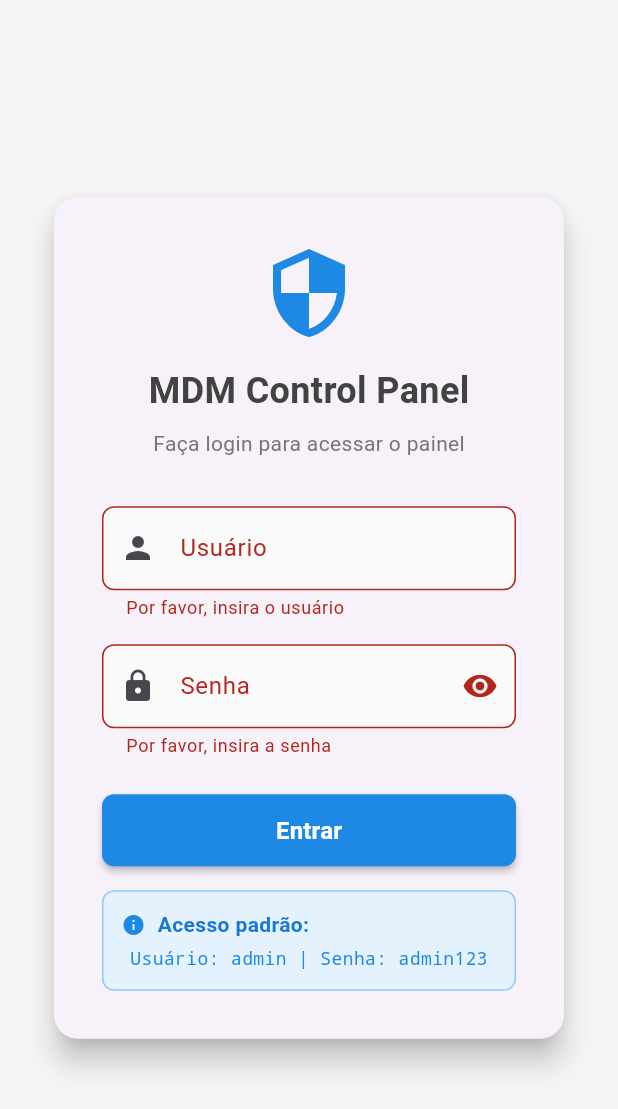
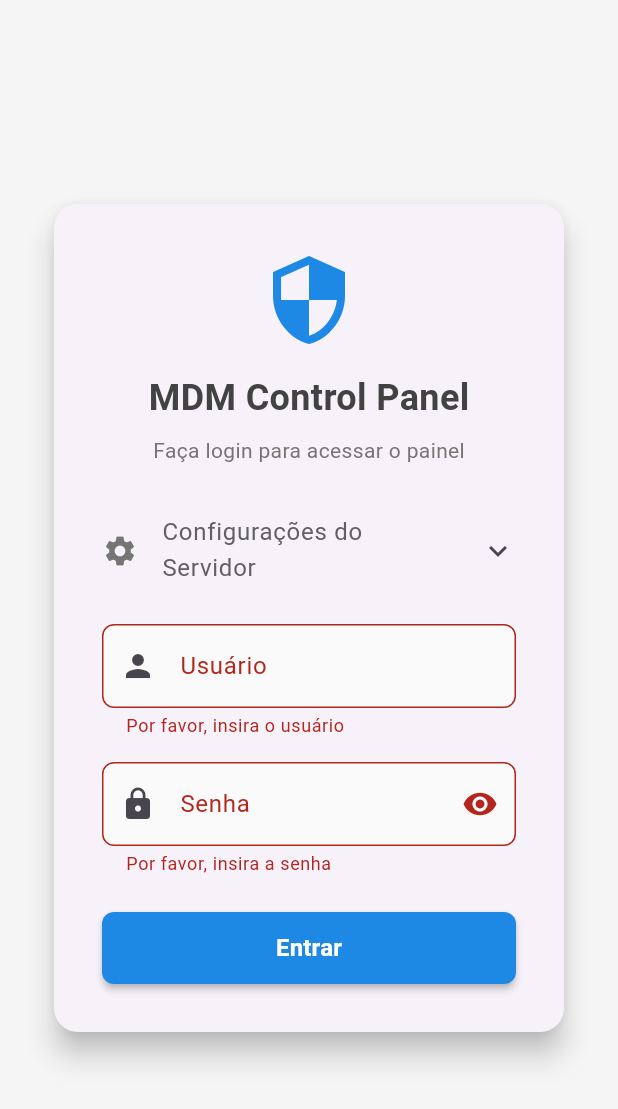
Before and after one commit to AlexandreCalmonJr/painel_windowns_mobile, a Flutter app: the screen it shows after launch, after a tap on "Entrar", on a phone screen of 412 x 824 dp. Shown: the top 1109 px of the screen. Run offline on Flutter 3.47's test engine with Material 3 defaults, Android fonts, the phone set to English and light mode, and no system bars; our stand-ins replace elegant_notification, file_picker, fl_chart, shared_preferences; missing offline and left inert: excel.

Commit message:
ajsute tela de login

```diff
--- a/lib/login_screen.dart
+++ b/lib/login_screen.dart
@@ -1,8 +1,10 @@
+import 'dart:convert';
+
 import 'package:flutter/material.dart';
 import 'package:http/http.dart' as http;
-import 'dart:convert';
 import 'package:shared_preferences/shared_preferences.dart';
-import 'dashboard_screen.dart';
+
+import 'dashboard_screen.dart'; // Certifique-se de que este import está correto
 
 class LoginScreen extends StatefulWidget {
   const LoginScreen({super.key});
@@ -13,27 +15,73 @@ class LoginScreen extends StatefulWidget {
 
 class _LoginScreenState extends State<LoginScreen> {
   final _formKey = GlobalKey<FormState>();
+
+  // Controladores para os campos do formulário
   final _usernameController = TextEditingController();
   final _passwordController = TextEditingController();
+  final _serverIpController = TextEditingController();
+  final _apiTokenController = TextEditingController();
+
+  // Variáveis de estado da UI
   bool _isLoading = false;
   bool _obscurePassword = true;
   String? _errorMessage;
 
-  // URL do servidor - ajuste conforme necessário
-  static const String baseUrl = 'http://localhost:3000';
-
   @override
   void initState() {
     super.initState();
+    // Carrega as configurações do servidor e verifica se já existe um token de login
+    _loadServerConfig();
     _checkExistingToken();
   }
 
+  /// Carrega o IP do servidor e o token da API salvos localmente.
+  Future<void> _loadServerConfig() async {
+    final prefs = await SharedPreferences.getInstance();
+    setState(() {
+      // Define um valor padrão caso não encontre nada salvo
+      _serverIpController.text = prefs.getString('server_ip') ?? 'http://192.168.0.100:3000';
+      _apiTokenController.text = prefs.getString('api_token') ?? '';
+    });
+  }
+
+  /// Salva as configurações do servidor no armazenamento local.
+  Future<void> _saveServerConfig() async {
+    final prefs = await SharedPreferences.getInstance();
+    await prefs.setString('server_ip', _serverIpController.text.trim());
+    await prefs.setString('api_token', _apiTokenController.text.trim());
+
+    if (mounted) {
+      ScaffoldMessenger.of(context).showSnackBar(
+        const SnackBar(
+          content: Text('Configurações do servidor salvas com sucesso!'),
+          backgroundColor: Colors.green,
+        ),
+      );
+    }
+  }
+
+  /// Constrói os cabeçalhos padrão para as requisições HTTP.
+  Map<String, String> _getHeaders({String? bearerToken}) {
+    final headers = {
+      'Content-Type': 'application/json',
+      // Adiciona o token da API (se existir)
+      if (_apiTokenController.text.isNotEmpty)
+        'X-API-Token': _apiTokenController.text.trim(),
+    };
+    // Adiciona o token de autenticação do usuário (se existir)
+    if (bearerToken != null) {
+      headers['Authorization'] = 'Bearer $bearerToken';
+    }
+    return headers;
+  }
+
+  /// Verifica se um token de login salvo ainda é válido no servidor.
   Future<void> _checkExistingToken() async {
     final prefs = await SharedPreferences.getInstance();
     final token = prefs.getString('auth_token');
 
     if (token != null) {
-      // Verificar se o token ainda é válido
       final isValid = await _verifyToken(token);
       if (isValid && mounted) {
         Navigator.of(context).pushReplacement(
@@ -43,22 +91,24 @@ class _LoginScreenState extends State<LoginScreen> {
     }
   }
 
+  /// Faz a chamada à API para verificar a validade de um token.
   Future<bool> _verifyToken(String token) async {
+    // Garante que o IP do servidor não esteja vazio
+    if (_serverIpController.text.trim().isEmpty) return false;
+
     try {
       final response = await http.get(
-        Uri.parse('$baseUrl/api/auth/verify'),
-        headers: {
-          'Authorization': 'Bearer $token',
-          'Content-Type': 'application/json',
-        },
+        Uri.parse('${_serverIpController.text.trim()}/api/auth/verify'),
+        headers: _getHeaders(bearerToken: token),
       );
-
       return response.statusCode == 200;
     } catch (e) {
+      // Em caso de erro de conexão, o token é considerado inválido
       return false;
     }
   }
 
+  /// Executa o processo de login.
   Future<void> _login() async {
     if (!_formKey.currentState!.validate()) {
       return;
@@ -70,11 +120,14 @@ class _LoginScreenState extends State<LoginScreen> {
     });
 
     try {
+      final baseUrl = _serverIpController.text.trim();
+      if (baseUrl.isEmpty) {
+        throw Exception("O IP do servidor não pode estar vazio.");
+      }
+
       final response = await http.post(
         Uri.parse('$baseUrl/api/auth/login'),
-        headers: {
-          'Content-Type': 'application/json',
-        },
+        headers: _getHeaders(),
         body: jsonEncode({
           'username': _usernameController.text.trim(),
           'password': _passwordController.text,
@@ -84,7 +137,7 @@ class _LoginScreenState extends State<LoginScreen> {
       final responseData = jsonDecode(response.body);
 
       if (response.statusCode == 200 && responseData['success'] == true) {
-        // Salvar token e dados do usuário
+        // Salva o token de autenticação e os dados do usuário
         final prefs = await SharedPreferences.getInstance();
         await prefs.setString('auth_token', responseData['token']);
         await prefs.setString('user_data', jsonEncode(responseData['user']));
@@ -101,7 +154,7 @@ class _LoginScreenState extends State<LoginScreen> {
       }
     } catch (e) {
       setState(() {
-        _errorMessage = 'Erro de conexão. Verifique se o servidor está rodando.';
+        _errorMessage = 'Erro de conexão. Verifique o IP do servidor e sua conexão.';
       });
     } finally {
       setState(() {
@@ -131,12 +184,8 @@ class _LoginScreenState extends State<LoginScreen> {
                   child: Column(
                     mainAxisSize: MainAxisSize.min,
                     children: [
-                      // Logo/Título
-                      Icon(
-                        Icons.security,
-                        size: 64,
-                        color: Colors.blue[600],
-                      ),
+                      // Logo e Título
+                      Icon(Icons.security, size: 64, color: Colors.blue[600]),
                       const SizedBox(height: 16),
                       Text(
                         'MDM Control Panel',
@@ -149,12 +198,14 @@ class _LoginScreenState extends State<LoginScreen> {
                       const SizedBox(height: 8),
                       Text(
                         'Faça login para acessar o painel',
-                        style: TextStyle(
-                          fontSize: 14,
-                          color: Colors.grey[600],
-                        ),
+                        style: TextStyle(fontSize: 14, color: Colors.grey[600]),
                       ),
-                      const SizedBox(height: 32),
+                      const SizedBox(height: 24),
+
+                      // Seção de Configuração do Servidor
+                      _buildServerConfiguration(),
+
+                      const SizedBox(height: 16),
 
                       // Campo de usuário
                       TextFormField(
@@ -162,9 +213,7 @@ class _LoginScreenState extends State<LoginScreen> {
                         decoration: InputDecoration(
                           labelText: 'Usuário',
                           prefixIcon: const Icon(Icons.person),
-                          border: OutlineInputBorder(
-                            borderRadius: BorderRadius.circular(8),
-                          ),
+                          border: OutlineInputBorder(borderRadius: BorderRadius.circular(8)),
                           filled: true,
                           fillColor: Colors.grey[50],
                         ),
@@ -186,18 +235,14 @@ class _LoginScreenState extends State<LoginScreen> {
                           labelText: 'Senha',
                           prefixIcon: const Icon(Icons.lock),
                           suffixIcon: IconButton(
-                            icon: Icon(
-                              _obscurePassword ? Icons.visibility : Icons.visibility_off,
-                            ),
+                            icon: Icon(_obscurePassword ? Icons.visibility : Icons.visibility_off),
                             onPressed: () {
                               setState(() {
                                 _obscurePassword = !_obscurePassword;
                               });
                             },
                           ),
-                          border: OutlineInputBorder(
-                            borderRadius: BorderRadius.circular(8),
-                          ),
+                          border: OutlineInputBorder(borderRadius: BorderRadius.circular(8)),
                           filled: true,
                           fillColor: Colors.grey[50],
                         ),
@@ -245,9 +290,7 @@ class _LoginScreenState extends State<LoginScreen> {
                           style: ElevatedButton.styleFrom(
                             backgroundColor: Colors.blue[600],
                             foregroundColor: Colors.white,
-                            shape: RoundedRectangleBorder(
-                              borderRadius: BorderRadius.circular(8),
-                            ),
+                            shape: RoundedRectangleBorder(borderRadius: BorderRadius.circular(8)),
                             elevation: 2,
                           ),
                           child: _isLoading
@@ -261,48 +304,8 @@ class _LoginScreenState extends State<LoginScreen> {
                                 )
                               : const Text(
                                   'Entrar',
-                                  style: TextStyle(
-                                    fontSize: 16,
-                                    fontWeight: FontWeight.w600,
-                                  ),
+                                  style: TextStyle(fontSize: 16, fontWeight: FontWeight.w600),
                                 ),
-                        ),
-                      ),
-                      const SizedBox(height: 16),
-
-                      // Informações de acesso padrão
-                      Container(
-                        padding: const EdgeInsets.all(12),
-                        decoration: BoxDecoration(
-                          color: Colors.blue[50],
-                          border: Border.all(color: Colors.blue[200]!),
-                          borderRadius: BorderRadius.circular(8),
-                        ),
-                        child: Column(
-                          children: [
-                            Row(
-                              children: [
-                                Icon(Icons.info, color: Colors.blue[600], size: 16),
-                                const SizedBox(width: 8),
-                                Text(
-                                  'Acesso padrão:',
-                                  style: TextStyle(
-                                    fontWeight: FontWeight.w600,
-                                    color: Colors.blue[700],
-                                  ),
-                                ),
-                              ],
-                            ),
-                            const SizedBox(height: 4),
-                            Text(
-                              'Usuário: admin | Senha: admin123',
-                              style: TextStyle(
-                                fontSize: 12,
-                                color: Colors.blue[600],
-                                fontFamily: 'monospace',
-                              ),
-                            ),
-                          ],
                         ),
                       ),
                     ],
@@ -316,10 +319,68 @@ class _LoginScreenState extends State<LoginScreen> {
     );
   }
 
+  /// Constrói o widget expansível para as configurações do servidor.
+  Widget _buildServerConfiguration() {
+    return ExpansionTile(
+      title: Text('Configurações do Servidor', style: TextStyle(color: Colors.grey[700])),
+      leading: Icon(Icons.settings, color: Colors.grey[600]),
+      tilePadding: const EdgeInsets.symmetric(horizontal: 0),
+      childrenPadding: const EdgeInsets.only(top: 8, bottom: 16),
+      children: [
+        TextFormField(
+          controller: _serverIpController,
+          decoration: InputDecoration(
+            labelText: 'IP do Servidor (ex: http://192.168.0.1)',
+            prefixIcon: const Icon(Icons.dns),
+            border: OutlineInputBorder(borderRadius: BorderRadius.circular(8)),
+          ),
+          validator: (value) {
+            if (value == null || value.trim().isEmpty) {
+              return 'Por favor, insira o IP do servidor';
+            }
+            // Validação simples de URL
+            if (!Uri.tryParse(value)!.isAbsolute ?? true) {
+              return 'Formato de URL inválido';
+            }
+            return null;
+          },
+        ),
+        const SizedBox(height: 16),
+        TextFormField(
+          controller: _apiTokenController,
+          decoration: InputDecoration(
+            labelText: 'Token da API (Opcional)',
+            prefixIcon: const Icon(Icons.vpn_key),
+            border: OutlineInputBorder(borderRadius: BorderRadius.circular(8)),
+          ),
+        ),
+        const SizedBox(height: 16),
+        SizedBox(
+          width: double.infinity,
+          child: OutlinedButton.icon(
+            icon: const Icon(Icons.save),
+            label: const Text('Salvar Configurações'),
+            onPressed: _saveServerConfig,
+            style: OutlinedButton.styleFrom(
+              foregroundColor: Colors.blue[700],
+              side: BorderSide(color: Colors.blue[300]!),
+              shape: RoundedRectangleBorder(borderRadius: BorderRadius.circular(8)),
+            ),
+          ),
+        ),
+      ],
+    );
+  }
+
   @override
   void dispose() {
+    // Limpa os controladores para liberar memória
     _usernameController.dispose();
     _passwordController.dispose();
+    _serverIpController.dispose();
+    _apiTokenController.dispose();
     super.dispose();
   }
 }
+
+// Classe de exemplo para o Dashboard
```
Also changed, not shown: pubspec.lock.
